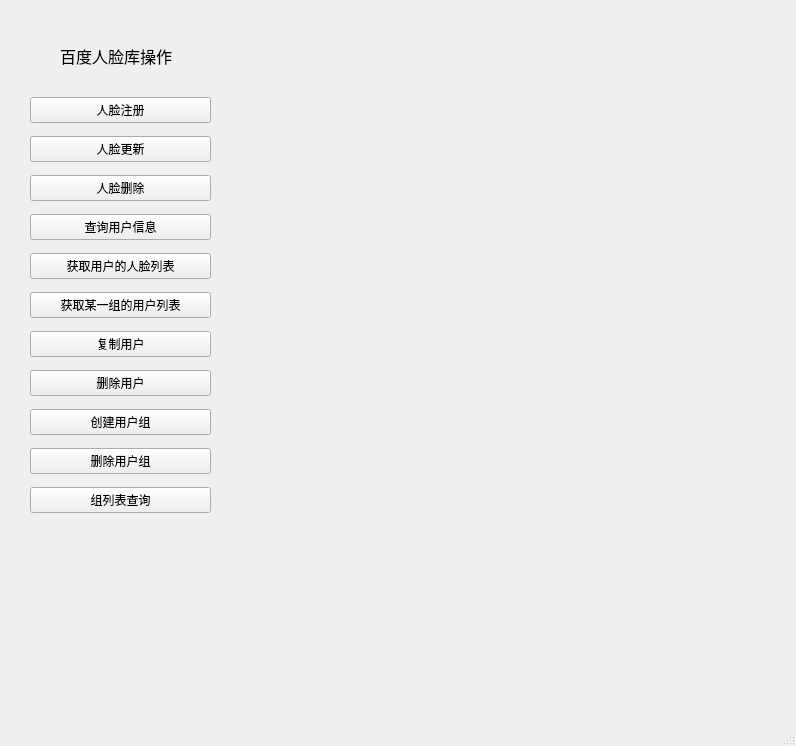
Old version of the form GUI_learing/baidufaceset/faceset_ui.ui in the repository TangYF1997/-.
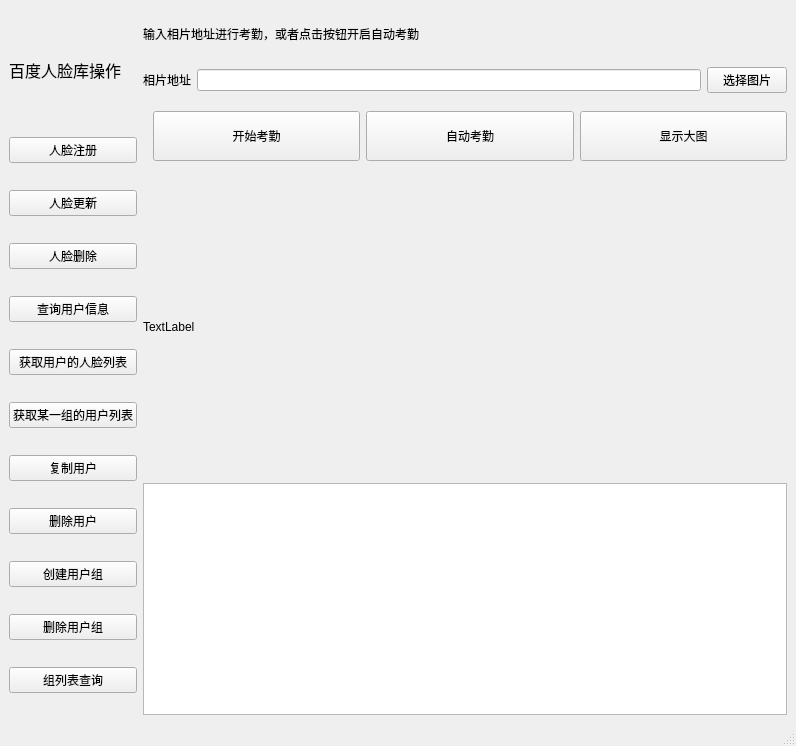
New version of the form.

```diff
--- a/GUI_learing/baidufaceset/faceset_ui.ui
+++ b/GUI_learing/baidufaceset/faceset_ui.ui
@@ -14,16 +14,28 @@
    <string>MainWindow</string>
   </property>
   <widget class="QWidget" name="centralwidget">
-   <widget class="QWidget" name="verticalLayoutWidget">
-    <property name="geometry">
-     <rect>
-      <x>30</x>
-      <y>90</y>
-      <width>181</width>
-      <height>431</height>
-     </rect>
-    </property>
+   <layout class="QHBoxLayout" name="horizontalLayout">
+    <item>
     <layout class="QVBoxLayout" name="verticalLayout">
+      <item>
+       <widget class="QLabel" name="label">
+        <property name="maximumSize">
+         <size>
+          <width>16777215</width>
+          <height>80</height>
+         </size>
+        </property>
+        <property name="font">
+         <font>
+          <family>Adobe Arabic</family>
+          <pointsize>12</pointsize>
+         </font>
+        </property>
+        <property name="text">
+         <string>百度人脸库操作</string>
+        </property>
+       </widget>
+      </item>
      <item>
       <widget class="QPushButton" name="pushButton">
        <property name="text">
@@ -102,26 +114,132 @@
       </widget>
      </item>
     </layout>
-   </widget>
-   <widget class="QLabel" name="label">
-    <property name="geometry">
-     <rect>
-      <x>60</x>
-      <y>40</y>
-      <width>121</width>
-      <height>31</height>
-     </rect>
-    </property>
-    <property name="font">
-     <font>
-      <family>Adobe Arabic</family>
-      <pointsize>12</pointsize>
-     </font>
-    </property>
+    </item>
+    <item>
+     <layout class="QVBoxLayout" name="verticalLayout_2">
+      <item>
+       <widget class="QLabel" name="label_2">
+        <property name="minimumSize">
+         <size>
+          <width>0</width>
+          <height>50</height>
+         </size>
+        </property>
+        <property name="text">
+         <string>输入相片地址进行考勤，或者点击按钮开启自动考勤</string>
+        </property>
+       </widget>
+      </item>
+      <item>
+       <layout class="QGridLayout" name="gridLayout">
+        <item row="0" column="0">
+         <widget class="QLabel" name="label_3">
+          <property name="minimumSize">
+           <size>
+            <width>0</width>
+            <height>30</height>
+           </size>
+          </property>
+          <property name="text">
+           <string>相片地址</string>
+          </property>
+         </widget>
+        </item>
+        <item row="0" column="1">
+         <widget class="QLineEdit" name="lineEdit"/>
+        </item>
+        <item row="0" column="2">
+         <widget class="QPushButton" name="pushButton_15">
     <property name="text">
-     <string>百度人脸库操作</string>
-    </property>
-   </widget>
+           <string>选择图片</string>
+          </property>
+         </widget>
+        </item>
+       </layout>
+      </item>
+      <item>
+       <layout class="QHBoxLayout" name="horizontalLayout_2">
+        <property name="leftMargin">
+         <number>10</number>
+        </property>
+        <property name="topMargin">
+         <number>10</number>
+        </property>
+        <property name="bottomMargin">
+         <number>10</number>
+        </property>
+        <item>
+         <widget class="QPushButton" name="pushButton_12">
+          <property name="minimumSize">
+           <size>
+            <width>0</width>
+            <height>50</height>
+           </size>
+          </property>
+          <property name="text">
+           <string>开始考勤</string>
+          </property>
+         </widget>
+        </item>
+        <item>
+         <widget class="QPushButton" name="pushButton_13">
+          <property name="minimumSize">
+           <size>
+            <width>0</width>
+            <height>50</height>
+           </size>
+          </property>
+          <property name="text">
+           <string>自动考勤</string>
+          </property>
+         </widget>
+        </item>
+        <item>
+         <widget class="QPushButton" name="pushButton_14">
+          <property name="minimumSize">
+           <size>
+            <width>0</width>
+            <height>50</height>
+           </size>
+          </property>
+          <property name="text">
+           <string>显示大图</string>
+          </property>
+         </widget>
+        </item>
+       </layout>
+      </item>
+      <item>
+       <widget class="QLabel" name="label_6">
+        <property name="sizePolicy">
+         <sizepolicy hsizetype="Maximum" vsizetype="Maximum">
+          <horstretch>0</horstretch>
+          <verstretch>0</verstretch>
+         </sizepolicy>
+        </property>
+        <property name="minimumSize">
+         <size>
+          <width>400</width>
+          <height>300</height>
+         </size>
+        </property>
+        <property name="maximumSize">
+         <size>
+          <width>400</width>
+          <height>300</height>
+         </size>
+        </property>
+        <property name="text">
+         <string>TextLabel</string>
+        </property>
+       </widget>
+      </item>
+      <item>
+       <widget class="QTextBrowser" name="textBrowser"/>
+      </item>
+     </layout>
+    </item>
+   </layout>
   </widget>
   <widget class="QMenuBar" name="menubar">
    <property name="geometry">
```
Left out of the diff: 98 changed lines with no effect on the pictures. Lines whose indentation alone changed are shown as unchanged.
